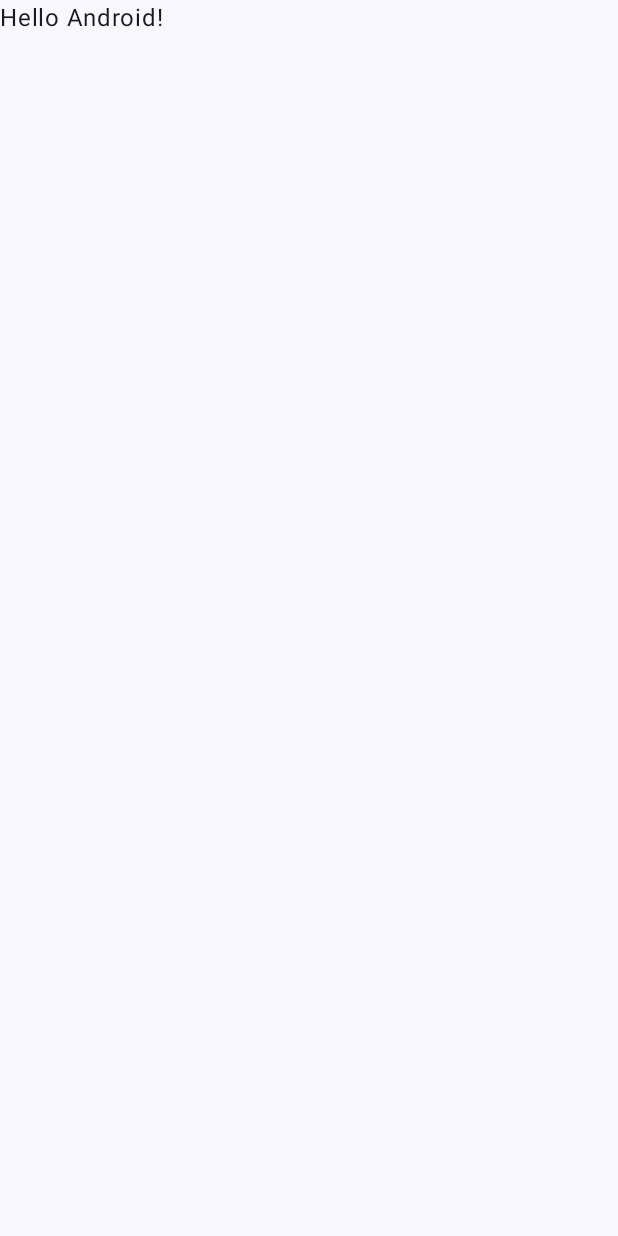
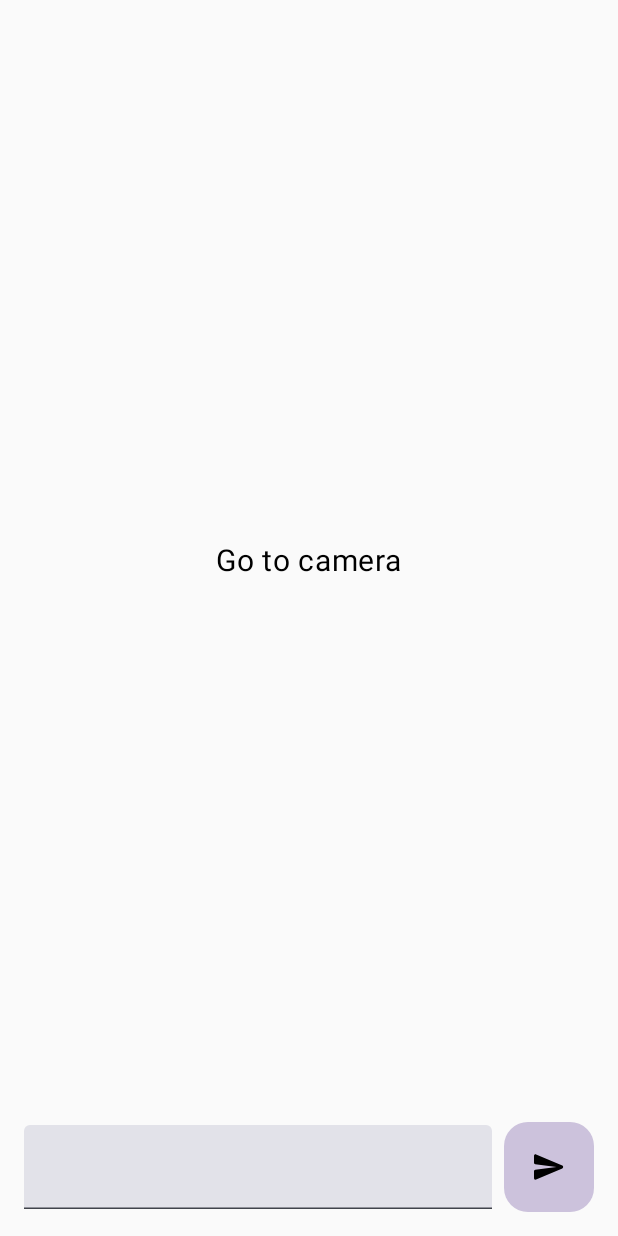
Before and after one commit to ch3njust1n/generative-api, an Android app built with Jetpack Compose: the screen it shows after launch (MainActivity), on a phone screen of 412 x 824 dp. Before the commit the screen is almost empty. Run offline under Robolectric (Android 15) with nearby library versions, the light colour scheme and no system bars.

Commit message:
Basic Architecture for App

```diff
--- a/android/app/build.gradle
+++ b/android/app/build.gradle
@@ -51,16 +51,20 @@ dependencies {
     implementation 'androidx.core:core-ktx:1.9.0'
     implementation 'androidx.lifecycle:lifecycle-runtime-ktx:2.3.1'
     implementation 'androidx.activity:activity-compose:1.5.1'
+    implementation "androidx.lifecycle:lifecycle-viewmodel-compose:2.5.0"
+
     implementation platform('androidx.compose:compose-bom:2022.10.00')
     implementation 'androidx.compose.ui:ui'
     implementation 'androidx.compose.ui:ui-graphics'
     implementation 'androidx.compose.ui:ui-tooling-preview'
     implementation 'androidx.compose.material3:material3'
+
     testImplementation 'junit:junit:4.13.2'
     androidTestImplementation 'androidx.test.ext:junit:1.1.5'
     androidTestImplementation 'androidx.test.espresso:espresso-core:3.5.1'
     androidTestImplementation platform('androidx.compose:compose-bom:2022.10.00')
     androidTestImplementation 'androidx.compose.ui:ui-test-junit4'
+
     debugImplementation 'androidx.compose.ui:ui-tooling'
     debugImplementation 'androidx.compose.ui:ui-test-manifest'
 }
--- a/android/app/src/main/AndroidManifest.xml
+++ b/android/app/src/main/AndroidManifest.xml
@@ -1,6 +1,8 @@
 <?xml version="1.0" encoding="utf-8"?>
 <manifest xmlns:android="http://schemas.android.com/apk/res/android"
     xmlns:tools="http://schemas.android.com/tools">
+
+    <uses-permission android:name="android.permission.INTERNET" />
 
     <application
         android:allowBackup="true"
@@ -15,7 +17,6 @@
         <activity
             android:name=".MainActivity"
             android:exported="true"
-            android:label="@string/app_name"
             android:theme="@style/Theme.GeePee">
             <intent-filter>
                 <action android:name="android.intent.action.MAIN" />
--- a/android/app/src/main/java/co/rikin/geepee/MainActivity.kt
+++ b/android/app/src/main/java/co/rikin/geepee/MainActivity.kt
@@ -3,41 +3,119 @@ package co.rikin.geepee
 import android.os.Bundle
 import androidx.activity.ComponentActivity
 import androidx.activity.compose.setContent
+import androidx.compose.foundation.background
+import androidx.compose.foundation.clickable
+import androidx.compose.foundation.layout.Arrangement
+import androidx.compose.foundation.layout.Box
+import androidx.compose.foundation.layout.Column
+import androidx.compose.foundation.layout.Row
 import androidx.compose.foundation.layout.fillMaxSize
-import androidx.compose.material3.MaterialTheme
-import androidx.compose.material3.Surface
+import androidx.compose.foundation.layout.fillMaxWidth
+import androidx.compose.foundation.layout.padding
+import androidx.compose.foundation.layout.size
+import androidx.compose.foundation.shape.RoundedCornerShape
+import androidx.compose.material.icons.Icons
+import androidx.compose.material.icons.rounded.Send
+import androidx.compose.material3.ExperimentalMaterial3Api
+import androidx.compose.material3.Icon
 import androidx.compose.material3.Text
+import androidx.compose.material3.TextField
 import androidx.compose.runtime.Composable
+import androidx.compose.runtime.getValue
+import androidx.compose.runtime.mutableStateOf
+import androidx.compose.runtime.setValue
+import androidx.compose.ui.Alignment
 import androidx.compose.ui.Modifier
+import androidx.compose.ui.draw.clip
 import androidx.compose.ui.tooling.preview.Preview
+import androidx.compose.ui.unit.dp
+import androidx.compose.ui.unit.sp
+import androidx.lifecycle.ViewModel
+import androidx.lifecycle.viewmodel.compose.viewModel
 import co.rikin.geepee.ui.theme.GeePeeTheme
+import co.rikin.geepee.ui.theme.PurpleGrey80
 
 class MainActivity : ComponentActivity() {
   override fun onCreate(savedInstanceState: Bundle?) {
     super.onCreate(savedInstanceState)
     setContent {
-      GeePeeTheme {
-        // A surface container using the 'background' color from the theme
-        Surface(modifier = Modifier.fillMaxSize(), color = MaterialTheme.colorScheme.background) {
-          Greeting("Android")
+      App()
+    }
+  }
+}
+
+@OptIn(ExperimentalMaterial3Api::class)
+@Composable
+fun App() {
+  val viewModel = viewModel<AppViewModel>()
+  val state = viewModel.state
+
+  GeePeeTheme {
+    Column(
+      modifier = Modifier
+        .fillMaxSize()
+        .padding(16.dp),
+      verticalArrangement = Arrangement.spacedBy(16.dp),
+      horizontalAlignment = Alignment.CenterHorizontally,
+    ) {
+      Box(modifier = Modifier.weight(1f), contentAlignment = Alignment.Center) {
+        Text(state.response, fontSize = 20.sp)
+      }
+      Row(
+        modifier = Modifier.fillMaxWidth(),
+        horizontalArrangement = Arrangement.spacedBy(8.dp),
+        verticalAlignment = Alignment.CenterVertically
+      ) {
+        TextField(modifier = Modifier.weight(1f), value = state.prompt, onValueChange = { viewModel.action(AppAction.UpdatePrompt(it)) })
+        Box(
+          modifier = Modifier
+            .size(60.dp)
+            .background(color = PurpleGrey80, shape = RoundedCornerShape(16.dp))
+            .clip(RoundedCornerShape(16.dp))
+            .clickable {
+               viewModel.action(AppAction.SubmitPrompt(state.prompt))
+            },
+          contentAlignment = Alignment.Center
+        ) {
+          Icon(imageVector = Icons.Rounded.Send, contentDescription = "Send")
         }
       }
     }
   }
 }
 
+@Preview
 @Composable
-fun Greeting(name: String, modifier: Modifier = Modifier) {
-  Text(
-    text = "Hello $name!",
-    modifier = modifier
-  )
+fun AppPlayground() {
+  App()
 }
 
-@Preview(showBackground = true)
-@Composable
-fun GreetingPreview() {
-  GeePeeTheme {
-    Greeting("Android")
+class AppViewModel : ViewModel() {
+  var state by mutableStateOf(AppState())
+
+  fun action(action: AppAction) {
+    when (action) {
+      is AppAction.SubmitPrompt -> {
+        state = state.copy(
+          response = "GPT: ${action.prompt}"
+        )
+      }
+
+      is AppAction.UpdatePrompt -> {
+        state = state.copy(
+          prompt = action.text
+        )
+      }
+    }
   }
 }
+
+data class AppState(
+  val response: String = "Go to camera",
+  val prompt: String = ""
+)
+
+sealed class AppAction {
+  class UpdatePrompt(val text: String) : AppAction()
+  class SubmitPrompt(val prompt: String) : AppAction()
+}
```
